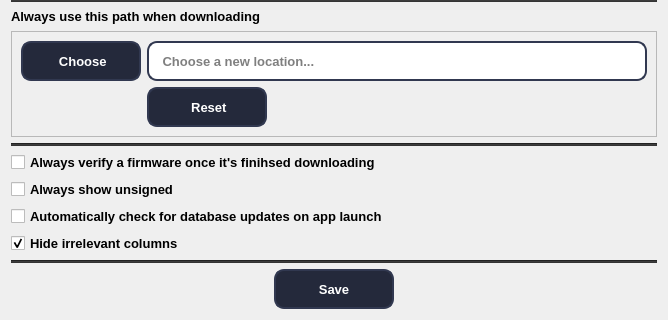
Old version of the form _config.ui in the repository i0nsec/iFirmware-Toolkit; both pictures show x 0 to 668 and y 182 to 502 of the 668 by 502 pixel window.
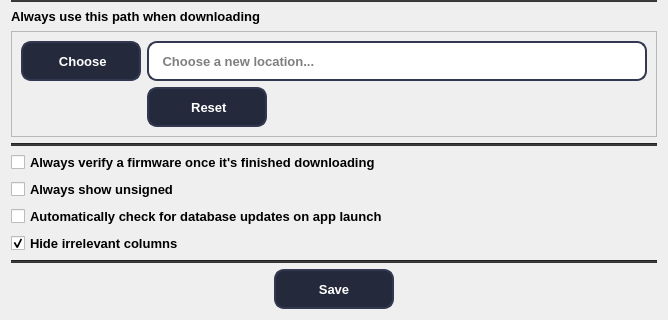
New version of the form. Icons and pictures are not drawn.

Patch:
```diff
--- a/_config.ui
+++ b/_config.ui
@@ -385,7 +385,7 @@
       </font>
      </property>
      <property name="text">
-      <string>Always verify a firmware once it's finihsed downloading</string>
+      <string>Always verify a firmware once it's finished downloading</string>
      </property>
     </widget>
    </item>
```
